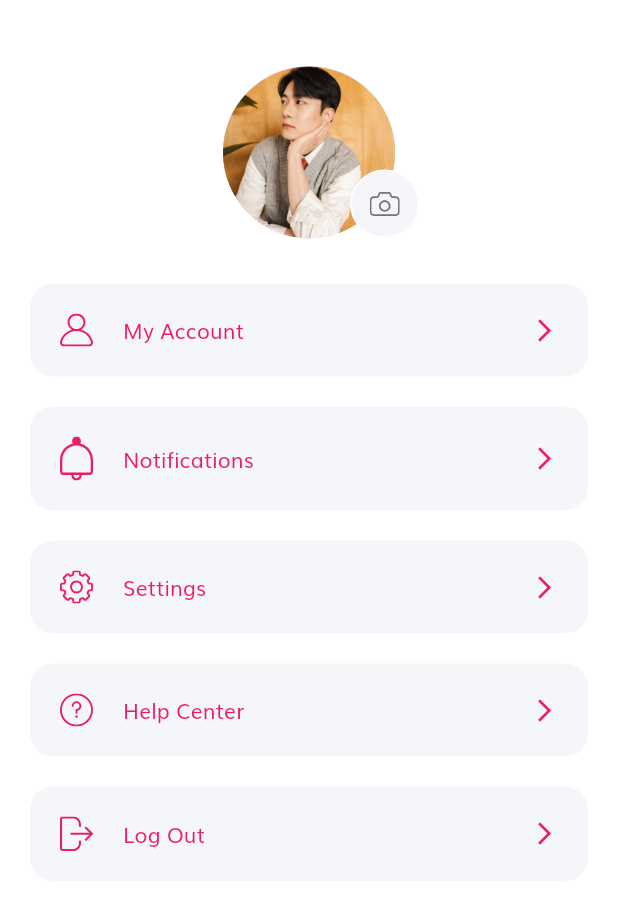
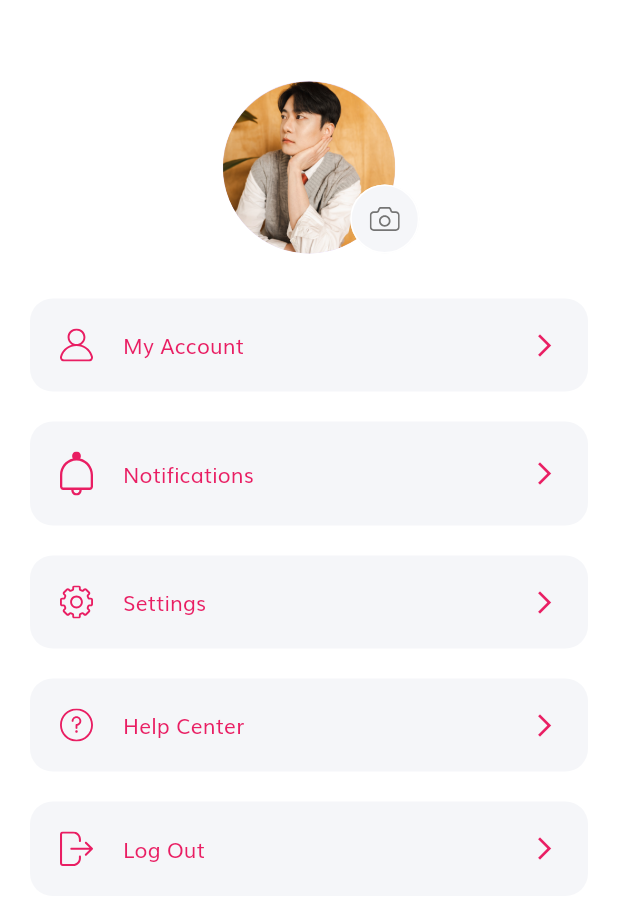
Before and after one commit to thanhbinh0707/Shop-app-Flutter-UI, a Flutter app: the ProfileScreen screen opened by its route, on a phone screen of 412 x 824 dp. Shown: the top 905 px of the screen. Run offline on Flutter 3.47's test engine with Material 3 defaults, Android fonts, the phone set to English and light mode, and no system bars; our stand-ins replace flutter_svg.

Commit message:
Cập nhậg mới

```diff
--- a/lib/screens/favorite/favorite_screen.dart
+++ b/lib/screens/favorite/favorite_screen.dart
@@ -12,7 +12,7 @@ class FavoriteScreen extends StatelessWidget {
     return SafeArea(
       child: Column(
         children: [
-          const SizedBox(height: 16),
+          const SizedBox(height: 10),
           Text(
             "Favorites",
             style: Theme.of(context).textTheme.titleLarge,
--- a/lib/screens/profile/profile_screen.dart
+++ b/lib/screens/profile/profile_screen.dart
@@ -15,7 +15,7 @@ class ProfileScreen extends StatelessWidget {
       //   title: const Text("Profile"),
       // ),
       body: Padding(
-        padding: const EdgeInsets.only(top: 24),
+        padding: const EdgeInsets.only(top: 34),
         child: SingleChildScrollView(
           padding: const EdgeInsets.symmetric(vertical: 20),
           child: Column(
```
Also changed, not shown: Screenshot 2025-03-06 at 00.47.22.png (added), Screenshot 2025-03-06 at 00.47.46.png (added), Screenshot 2025-03-06 at 00.48.27.png (added), Screenshot 2025-03-06 at 00.49.08.png (added), 4 other files.
